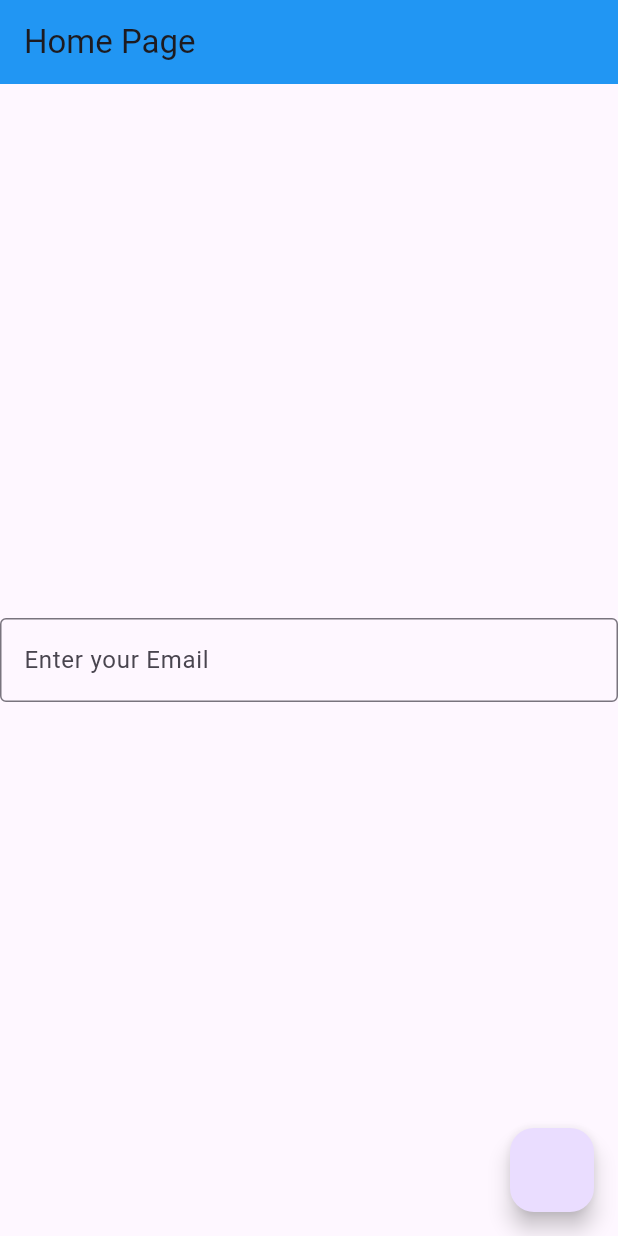
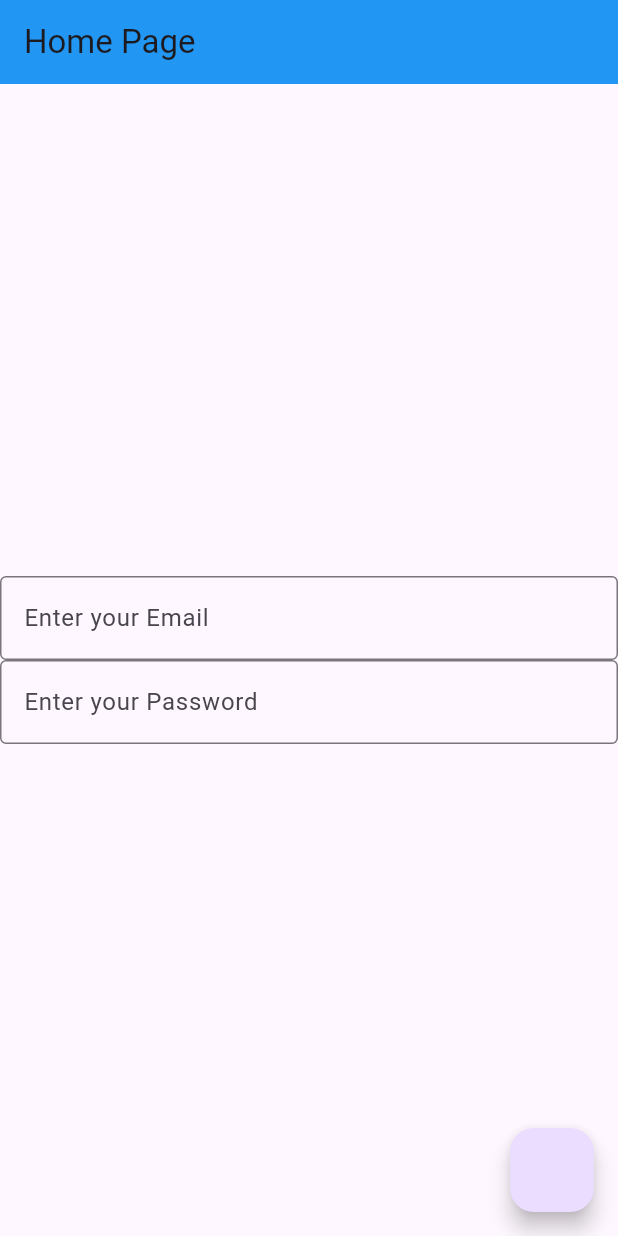
Before and after one commit to dark0crystal/flutter-practice, a Flutter app: the screen it shows after launch, on a phone screen of 412 x 824 dp. Run offline on Flutter 3.47's test engine with Material 3 defaults, Android fonts, the phone set to English and light mode, and no system bars.

Commit message:
add a new form files password

```diff
--- a/lib/pages/MyHomePage.dart
+++ b/lib/pages/MyHomePage.dart
@@ -24,6 +24,13 @@ class MyHomePage extends StatelessWidget {
                   decoration: InputDecoration(
                     border: OutlineInputBorder(),
                     labelText: 'Enter your Email',
+                  ),
+                ),
+                TextFormField(
+                  obscureText: true,
+                  decoration: InputDecoration(
+                    border: OutlineInputBorder(),
+                    labelText: 'Enter your Password',
                   ),
                 )
               ],
```
